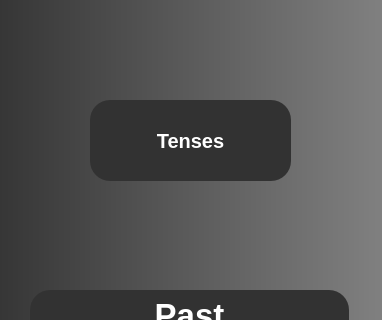
The window that Windows/TensesWindows/TensesWindow.ui (COBAil/My-English-Grammar) describes before a commit, drawn with Qt 5; both pictures show x 0 to 382 and y 0 to 320 of the 382 by 666 pixel window.
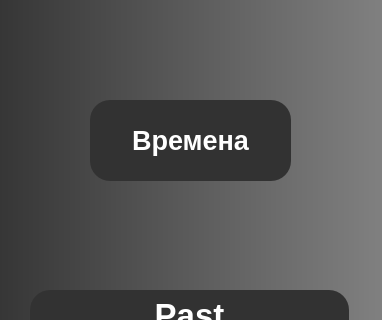
The same window after the commit.

```diff
--- a/Windows/TensesWindows/TensesWindow.ui
+++ b/Windows/TensesWindows/TensesWindow.ui
@@ -104,7 +104,7 @@
     </property>
     <property name="font">
      <font>
-      <pointsize>15</pointsize>
+      <pointsize>20</pointsize>
       <weight>75</weight>
       <italic>false</italic>
       <bold>true</bold>
@@ -122,7 +122,7 @@
 }</string>
     </property>
     <property name="text">
-     <string>Tenses</string>
+     <string>Времена</string>
     </property>
     <property name="alignment">
      <set>Qt::AlignCenter</set>
```
